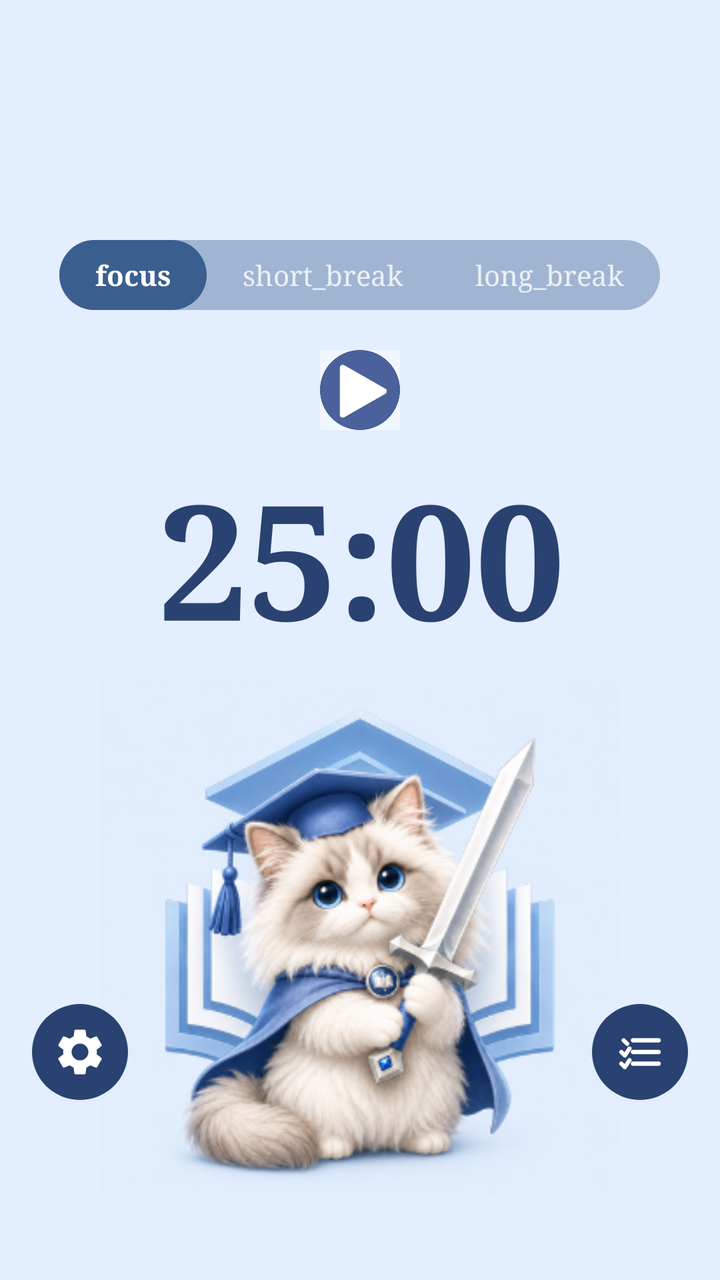
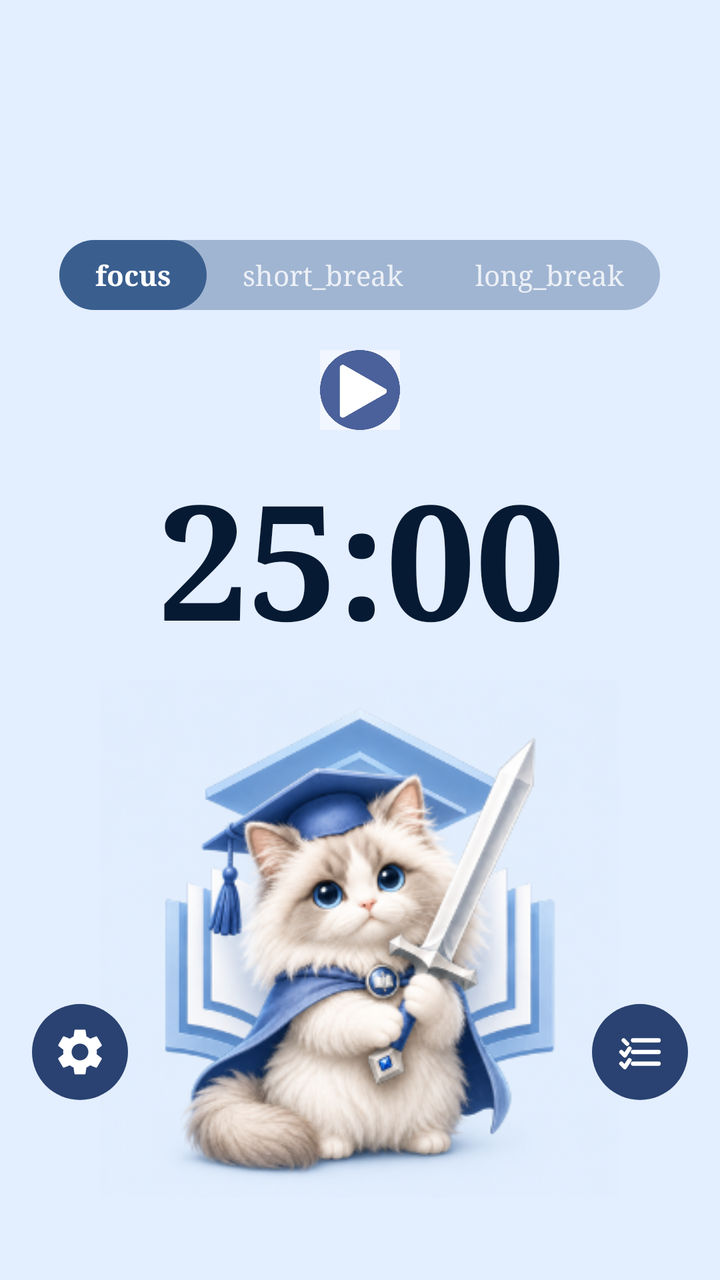

Before-and-after screenshots of an Android layout around one commit, followed by the original layout XML and the change that was made.
<!-- AndroidManifest.xml: application theme Theme.MPProject -->
<!-- res/layout/timer_layout.xml -->
<?xml version="1.0" encoding="utf-8"?>
<FrameLayout
    xmlns:android="http://schemas.android.com/apk/res/android"
    xmlns:tools="http://schemas.android.com/tools"
    android:layout_width="match_parent"
    android:layout_height="match_parent">

    
    <ImageView
        android:id="@+id/imgBackground"
        android:layout_width="match_parent"
        android:layout_height="match_parent"
        android:scaleType="centerCrop"
        android:src="@drawable/lmlogo_focus"
        android:contentDescription="@string/background" />

    
    <LinearLayout
        android:id="@+id/contentContainer"
        android:layout_width="match_parent"
        android:layout_height="wrap_content"
        android:orientation="vertical"
        android:gravity="center_horizontal"
        android:layout_marginTop="120dp">

        <TextView
            android:id="@+id/txtActiveTask"
            android:layout_width="wrap_content"
            android:layout_height="wrap_content"
            android:fontFamily="serif"
            android:textColor="#2a4271"
            android:textSize="20sp"
            android:textStyle="bold"
            android:layout_marginBottom="8dp"
            android:visibility="gone"
            android:text="" />

        
        <LinearLayout
            android:id="@+id/tabRow"
            android:layout_width="wrap_content"
            android:layout_height="wrap_content"
            android:orientation="horizontal"
            android:background="@drawable/tab_row_bg">

            <TextView
                android:id="@+id/tabFocus"
                android:layout_width="wrap_content"
                android:layout_height="wrap_content"
                android:text="@string/focus"
                android:textSize="14sp"
                android:fontFamily="serif"
                android:textStyle="bold"
                android:paddingHorizontal="18dp"
                android:paddingVertical="8dp"
                android:background="@drawable/tab_active_bg"
                android:textColor="#FFFFFF" />

            <TextView
                android:id="@+id/tabShortBreak"
                android:layout_width="wrap_content"
                android:layout_height="wrap_content"
                android:text="@string/short_break"
                android:textSize="14sp"
                android:fontFamily="serif"
                android:paddingHorizontal="18dp"
                android:paddingVertical="8dp"
                android:textColor="#CCFFFFFF" />

            <TextView
                android:id="@+id/tabLongBreak"
                android:layout_width="wrap_content"
                android:layout_height="wrap_content"
                android:text="@string/long_break"
                android:textSize="14sp"
                android:fontFamily="serif"
                android:paddingHorizontal="18dp"
                android:paddingVertical="8dp"
                android:textColor="#CCFFFFFF" />



        </LinearLayout>

        <ImageButton
            android:id="@+id/btnPlay"
            android:layout_width="50dp"
            android:layout_height="40dp"
            android:layout_marginTop="20dp"
            android:background="@android:color/transparent"
            android:contentDescription="@string/play"
            android:scaleType="fitCenter"
            android:src="@drawable/btn_play"
            tools:ignore="TouchTargetSizeCheck" />

        <ImageButton
            android:id="@+id/btnPause"
            android:layout_width="50dp"
            android:layout_height="40dp"
            android:layout_marginTop="20dp"
            android:background="@android:color/transparent"
            android:contentDescription="@string/pause"
            android:scaleType="fitCenter"
            android:src="@drawable/btn_pause"
            android:visibility="gone" />

        
        <TextView
            android:id="@+id/txtTimer"
            android:layout_width="wrap_content"
            android:layout_height="wrap_content"
            android:layout_marginStart="1dp"
            android:layout_marginTop="10dp"
            android:layout_marginBottom="180dp"
            android:fontFamily="serif"
            android:text="25:00"
            android:textColor="#2a4271"
            android:textSize="80sp"
            android:textStyle="bold" />


    </LinearLayout>

    <ImageButton
        android:id="@+id/btnTodo"
        android:layout_width="48dp"
        android:layout_height="48dp"
        android:layout_gravity="bottom|end"
        android:layout_marginEnd="16dp"
        android:layout_marginBottom="90dp"
        android:background="@drawable/setting_bg"
        android:contentDescription="Tasks"
        android:padding="10dp"
        android:scaleType="fitCenter"
        android:src="@drawable/ic_nav_todo_white" />

    <ImageButton
        android:id="@+id/btnSettings"
        android:layout_width="48dp"
        android:layout_height="48dp"
        android:layout_gravity="bottom|start"
        android:layout_marginStart="16dp"
        android:layout_marginBottom="90dp"
        android:src="@drawable/btn_setting"
        android:background="@drawable/setting_bg"
        android:contentDescription="@string/settings"
        android:scaleType="fitCenter"
        android:padding="10dp" />

</FrameLayout>
<!-- resources referenced by this layout -->
<resources>
  <!-- drawable setting_bg (drawable) -->
  <?xml version="1.0" encoding="utf-8"?>
  <shape xmlns:android="http://schemas.android.com/apk/res/android" android:shape="oval">
      <solid android:color="#2a4271" />
  </shape>
  <!-- drawable tab_active_bg (drawable) -->
  <?xml version="1.0" encoding="utf-8"?>
  <shape xmlns:android="http://schemas.android.com/apk/res/android"
      android:shape="rectangle">
      <corners android:radius="24dp" />
      <solid android:color="#3A5F8F" />
  </shape>
  <!-- drawable tab_row_bg (drawable) -->
  <?xml version="1.0" encoding="utf-8"?>
  <shape xmlns:android="http://schemas.android.com/apk/res/android"
      android:shape="rectangle">
      <corners android:radius="24dp" />
      <solid android:color="#663A5F8F" />
  </shape>
  <string name="background">background</string>
  <string name="focus">focus</string>
  <string name="long_break">long_break</string>
  <string name="pause">pause</string>
  <string name="play">play</string>
  <string name="settings">settings</string>
  <string name="short_break">short_break</string>
  <style name="Theme.MPProject" parent="Theme.Material3.Light.NoActionBar">
          <item name="colorPrimary">@color/primary_light</item>
          <item name="colorOnPrimary">@color/on_primary</item>
          <item name="colorPrimaryContainer">@color/primary_container_light</item>
          <item name="colorSurface">@color/surface_light</item>
          <item name="colorSurfaceVariant">@color/surface_raised_light</item>
          <item name="android:colorBackground">@color/bg_light</item>
          <item name="colorOnBackground">@color/on_bg_light</item>
          <item name="colorOnSurface">@color/on_bg_light</item>
          <item name="colorOnSurfaceVariant">@color/on_surface_secondary_light</item>
          <item name="colorOutline">@color/outline_light</item>
          <item name="colorError">@color/error</item>
          <item name="colorOnError">@color/on_error</item>
          <item name="android:fontFamily">sans</item>
          <item name="android:statusBarColor">@android:color/transparent</item>
          <item name="android:navigationBarColor">@color/surface_light</item>
          <item name="android:windowLightStatusBar" tools:targetApi="23">true</item>
          <item name="android:windowLightNavigationBar" tools:targetApi="27">true</item>
          <item name="bottomNavigationStyle">@style/Widget.MPProject.BottomNavigationView</item>
      </style>
  <color name="primary_light">#0B73FF</color>
  <color name="on_primary">#FFFFFF</color>
  <color name="primary_container_light">#D7E8FF</color>
  <color name="surface_light">#FFFFFF</color>
  <color name="surface_raised_light">#D7E9FF</color>
  <color name="bg_light">#EAF6FF</color>
  <color name="on_bg_light">#061A33</color>
  <color name="on_surface_secondary_light">#50637A</color>
  <color name="outline_light">#C7DDF5</color>
  <color name="error">#EF4444</color>
  <color name="on_error">#FFFFFF</color>
  <style name="Widget.MPProject.BottomNavigationView" parent="Widget.Material3.BottomNavigationView">
          <item name="android:background">@color/surface_light</item>
          <item name="itemIconTint">@color/bottom_nav_item_color</item>
          <item name="itemTextColor">@color/bottom_nav_item_color</item>
          <item name="labelVisibilityMode">labeled</item>
      </style>
  <!-- unchanged entries left out for length: 5 -->
</resources>

<!-- the commit's change to res/layout/timer_layout.xml (unified diff, before → after) -->
@@ -28,7 +28,7 @@
             android:layout_width="wrap_content"
             android:layout_height="wrap_content"
             android:fontFamily="serif"
-            android:textColor="#2a4271"
+            android:textColor="@color/on_bg_light"
             android:textSize="20sp"
             android:textStyle="bold"
             android:layout_marginBottom="8dp"
@@ -114,7 +114,7 @@
             android:layout_marginBottom="180dp"
             android:fontFamily="serif"
             android:text="25:00"
-            android:textColor="#2a4271"
+            android:textColor="@color/on_bg_light"
             android:textSize="80sp"
             android:textStyle="bold" />
 
